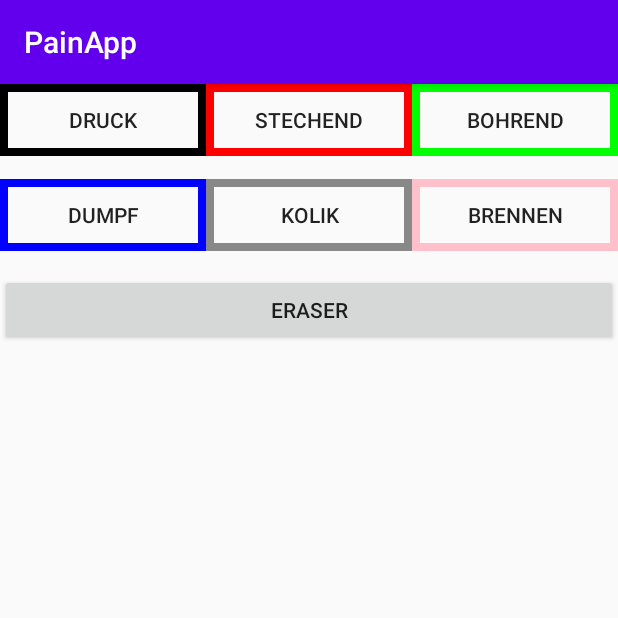
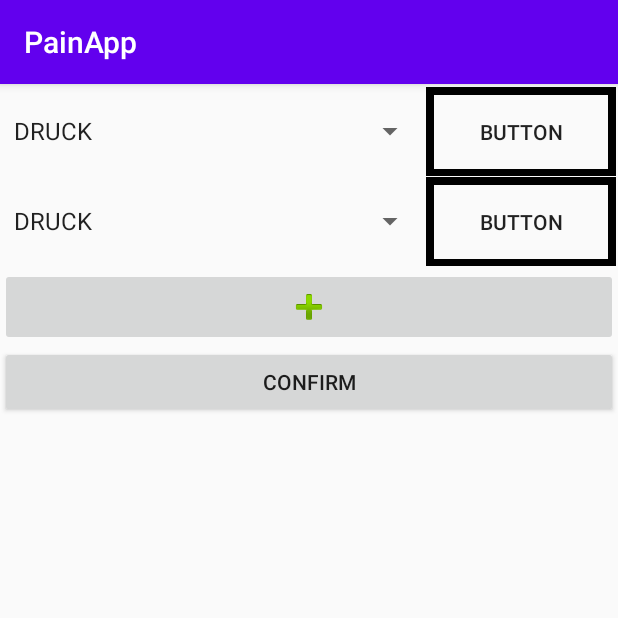
Before and after one commit to Wenfeng-Zhu/PainApp, an Android app: the screen it shows after launch (DrawActivity before the commit, PainTypeActivity after it), after a tap on "DRAW", on a phone screen of 412 x 824 dp, the top half of it. Run offline under Robolectric (Android 15) with nearby library versions, the phone set to English and light mode, and no system bars.

Commit message:
Added pain type selection interface; added zoom function according to screen size.

```diff
--- a/app/src/main/AndroidManifest.xml
+++ b/app/src/main/AndroidManifest.xml
@@ -20,6 +20,8 @@
                 <category android:name="android.intent.category.LAUNCHER" />
             </intent-filter>
         </activity>
+        <activity android:name="PainTypeActivity"/>
+
         <activity android:name=".DrawActivity" />
 
         <activity android:name=".FileSelect" />
--- a/app/src/main/java/com/example/painapp/Constant.java
+++ b/app/src/main/java/com/example/painapp/Constant.java
@@ -4,4 +4,5 @@ public class Constant {
     public static String filePath;
     public static boolean ifImport = false;
     public static int color;
+    public static float proportion;
 }
--- a/app/src/main/java/com/example/painapp/DrawActivity.java
+++ b/app/src/main/java/com/example/painapp/DrawActivity.java
@@ -9,11 +9,13 @@ import android.text.Layout;
 import android.view.Gravity;
 import android.view.MotionEvent;
 import android.view.View;
+import android.view.ViewGroup;
 import android.view.Window;
 import android.view.WindowManager;
 import android.widget.Button;
 import android.widget.ImageView;
 import android.widget.LinearLayout;
+import android.widget.ScrollView;
 
 import androidx.appcompat.app.AlertDialog;
 import androidx.appcompat.app.AppCompatActivity;
@@ -23,7 +25,7 @@ import java.io.File;
 public class DrawActivity extends AppCompatActivity {
 
 
-    private float proportion = (float) 1.2;
+    private float proportion = Constant.proportion;
     private int Pen = 1;
     private int Eraser = 2;
 
@@ -42,6 +44,7 @@ public class DrawActivity extends AppCompatActivity {
     }
 
     private void init() {
+        ScrollView scrollView = (ScrollView)findViewById(R.id.drawArea);
 
         LinearLayout layout = (LinearLayout) findViewById(R.id.root);
         final DrawView view = new DrawView(this);
@@ -103,6 +106,7 @@ public class DrawActivity extends AppCompatActivity {
             @Override
             public void onClick(View v) {
                 view.setMode(Eraser);
+
             }
         });
 
--- a/app/src/main/java/com/example/painapp/DrawView.java
+++ b/app/src/main/java/com/example/painapp/DrawView.java
@@ -54,7 +54,7 @@ public class DrawView extends View {
     public static final int ERASER = 2;
     private static final float TOUCH_TOLERANCE = 4;
 
-    private float proportion = (float) 1.2;
+    private float proportion = Constant.proportion;
 
     public DrawView(Context context) {
         super(context);
@@ -90,7 +90,9 @@ public class DrawView extends View {
         mPaint.setStrokeCap(Paint.Cap.ROUND);
         mPaint.setStrokeWidth(1);
 
-        Bitmap b = Bitmap.createBitmap(Math.round(827 * proportion), Math.round(1169 * proportion), Bitmap.Config.ARGB_8888);
+        Bitmap b = Bitmap.createBitmap(827, 1169, Bitmap.Config.ARGB_8888);
+        Bitmap b1 = zoom(b,proportion);
+        //mBitmap = b1;
 
         mCanvas = new Canvas(b);
 
@@ -116,7 +118,8 @@ public class DrawView extends View {
 
 
     protected void onDraw(Canvas canvas) {
-        //Bitmap bitmap = Bitmap.createBitmap(827, 1169, Bitmap.Config.ARGB_8888);
+        Bitmap bitmap = Bitmap.createBitmap(827, 1169, Bitmap.Config.ARGB_8888);
+        //mBitmap = zoom(bitmap,proportion);
 
         try {
             InputStream is = getResources().getAssets().open("original.json");
@@ -194,6 +197,7 @@ public class DrawView extends View {
 
         mPaint.setColor(paintColor);
         mPaint.setStrokeWidth(10);
+        //onSizeChanged(Math.round(827*proportion),Math.round(1169*proportion),827,1169);
 
 
         canvas.drawBitmap(mBitmap, 0, 0, mBitmapPaint);
@@ -294,8 +298,7 @@ public class DrawView extends View {
     private static Bitmap zoom(Bitmap bitmap, float proportion) {
         Matrix matrix = new Matrix();
         matrix.postScale(proportion, proportion); //长和宽放大缩小的比例
-        Bitmap resizeBitmap = Bitmap.createBitmap(bitmap, 0, 0, bitmap.getWidth(), bitmap.getHeight(), matrix, true);
-        return resizeBitmap;
+        return Bitmap.createBitmap(bitmap, 0, 0, bitmap.getWidth(), bitmap.getHeight(), matrix, true);
     }
 
 
--- a/app/src/main/java/com/example/painapp/FileSelect.java
+++ b/app/src/main/java/com/example/painapp/FileSelect.java
@@ -139,8 +139,8 @@ public class FileSelect extends AppCompatActivity {
                 Map<String, Object> listItem = new HashMap<String, Object>();
                 //如果当前File是文件夹，使用folder图标；否则使用file图标
                 if (files[i].isDirectory()) listItem.put("icon", R.drawable.icons_folder);//文件夹
-                    //else if(files[i].isFi)
-                else listItem.put("icon", R.drawable.icons_file);//文件
+                else
+                    listItem.put("icon", R.drawable.icons_file);//文件
                 listItem.put("fileName", files[i].getName());
                 //添加List项
                 listItems.add(listItem);
--- a/app/src/main/java/com/example/painapp/MainActivity.java
+++ b/app/src/main/java/com/example/painapp/MainActivity.java
@@ -4,6 +4,7 @@ import android.app.Activity;
 import android.content.Intent;
 import android.graphics.Color;
 import android.os.Bundle;
+import android.util.DisplayMetrics;
 import android.view.View;
 import android.widget.Button;
 import android.widget.TextView;
@@ -18,12 +19,18 @@ public class MainActivity extends Activity {
         super.onCreate(savedInstanceState);
         setContentView(R.layout.activity_main);
 
+        DisplayMetrics dm = getResources().getDisplayMetrics();
+        int screenWidth = dm.widthPixels;
+        int screenHeight = dm.heightPixels;
+        Constant.proportion = (float) (1200)/(float) (827);
+
+
         //Button pointing to Draw Page
         Button bt1 = (Button) findViewById(R.id.goToDraw);
         bt1.setOnClickListener(new Button.OnClickListener() {
             @Override
             public void onClick(View v) {
-                Intent intent = new Intent(MainActivity.this, DrawActivity.class);
+                Intent intent = new Intent(MainActivity.this, PainTypeActivity.class);
                 startActivity(intent);
             }
         });
--- /dev/null
+++ b/app/src/main/java/com/example/painapp/PainTypeActivity.java
@@ -0,0 +1,167 @@
+package com.example.painapp;
+
+import android.app.Activity;
+import android.content.Context;
+import android.content.Intent;
+import android.content.res.Resources;
+import android.graphics.Color;
+import android.graphics.drawable.Drawable;
+import android.graphics.drawable.GradientDrawable;
+import android.os.Bundle;
+import android.view.View;
+import android.view.ViewGroup;
+import android.widget.AdapterView;
+import android.widget.ArrayAdapter;
+import android.widget.Button;
+import android.widget.ImageButton;
+import android.widget.LinearLayout;
+import android.widget.Spinner;
+import android.widget.TextView;
+
+import androidx.appcompat.app.AppCompatActivity;
+import androidx.core.content.ContextCompat;
+import androidx.core.content.res.ResourcesCompat;
+
+import java.util.ArrayList;
+import java.util.HashMap;
+import java.util.Map;
+
+public class PainTypeActivity extends AppCompatActivity {
+
+    Context context = this;
+
+    private Spinner spinner_1 = null;
+    private Spinner spinner_2 = null;
+    private ArrayAdapter<String> arrayAdapter = null;
+
+    private String[] painType = null;
+    private static String[] painList = {"DRUCK", "STECHEND", "BOHREND", "DUMPF", "KOLIK", "BRENNEN"};
+    private int num = 2;
+
+    //private ArrayList<String> spinnerNames = new ArrayList<String>();
+    //private ArrayList<String> buttonNames = new ArrayList<String>();
+    //private String[] spinnerNames = {"spinner_3","spinner_4","spinner_5","spinner_6","spinner_7","spinner_8"};
+    //private String[] buttonNames = {"button_3","button_4","button_5","button_6","button_7","button_8"};
+
+
+    protected void onCreate(Bundle saveInstanceState) {
+        super.onCreate(saveInstanceState);
+        setContentView(R.layout.activity_paintype);
+        arrayAdapter = new ArrayAdapter<String>(this, android.R.layout.simple_spinner_item, painList);
+        final Button bt1 = (Button) findViewById(R.id.button_1);
+        spinner_1 = (Spinner) findViewById(R.id.spinner_1);
+        spinner_1.setAdapter(arrayAdapter);
+        spinner_1.setVisibility(View.VISIBLE);
+        spinner_1.setOnItemSelectedListener(new AdapterView.OnItemSelectedListener() {
+            @Override
+            public void onItemSelected(AdapterView<?> parent, View view, int position, long id) {
+                String string_1 = ((TextView) view).getText().toString();
+                setButtonColor(bt1, string_1);
+            }
+            @Override
+            public void onNothingSelected(AdapterView<?> parent) {
+            }
+        });
+
+        final Button bt2 = (Button) findViewById(R.id.button_2);
+        spinner_2 = (Spinner) findViewById(R.id.spinner_2);
+        spinner_2.setAdapter(arrayAdapter);
+        spinner_2.setVisibility(View.VISIBLE);
+        spinner_2.setOnItemSelectedListener(new AdapterView.OnItemSelectedListener() {
+            @Override
+            public void onItemSelected(AdapterView<?> parent, View view, int position, long id) {
+                String string_2 = ((TextView) view).getText().toString();
+                setButtonColor(bt2, string_2);
+            }
+            @Override
+            public void onNothingSelected(AdapterView<?> parent) {
+            }
+        });
+
+        ImageButton addButton = (ImageButton) findViewById(R.id.button_add);
+        addButton.setOnClickListener(new Button.OnClickListener() {
+            @Override
+            public void onClick(View v) {
+                addItem();
+            }
+        });
+
+        Button button_next = (Button)findViewById(R.id.button_next);
+        button_next.setOnClickListener(new Button.OnClickListener() {
+            @Override
+            public void onClick(View v) {
+                Intent intent = new Intent(PainTypeActivity.this, DrawActivity.class);
+                startActivity(intent);
+            }
+        });
+
+    }
+
+
+
+    protected void addItem(){
+        LinearLayout linearLayout = new LinearLayout(context);
+        Spinner spinner = new Spinner(context);
+        final Button button = new Button(context);
+        linearLayout.setOrientation(LinearLayout.HORIZONTAL);
+        linearLayout.setWeightSum(3);
+        LinearLayout.LayoutParams params_0 = new LinearLayout.LayoutParams(LinearLayout.LayoutParams.MATCH_PARENT,LinearLayout.LayoutParams.WRAP_CONTENT);
+        linearLayout.setLayoutParams(params_0);
+        int width_1 = getResources().getDimensionPixelSize(R.dimen.spinnerWidth);
+        int height_1 = getResources().getDimensionPixelSize(R.dimen.spinnerHeight);
+        LinearLayout.LayoutParams params_1 = new LinearLayout.LayoutParams(width_1, height_1,2.0f);
+        spinner.setLayoutParams(params_1);
+        int width_2 = getResources().getDimensionPixelSize(R.dimen.buttonWidth);
+        int height_2 = getResources().getDimensionPixelSize(R.dimen.buttonHeight);
+        LinearLayout.LayoutParams params_2 = new LinearLayout.LayoutParams(width_2, height_2,1.0f);
+        button.setLayoutParams(params_2);
+        LinearLayout layout = (LinearLayout)findViewById(R.id.AllListLayout);
+        layout.addView(linearLayout);
+        linearLayout.addView(spinner);
+        linearLayout.addView(button);
+        dropBoxButton(spinner,button);
+    }
+
+    protected void dropBoxButton(Spinner spinner, final Button button){
+        //adapter的下拉列表风格
+        arrayAdapter.setDropDownViewResource(android.R.layout.simple_spinner_dropdown_item);
+        spinner.setAdapter(arrayAdapter);
+        spinner.setVisibility(View.VISIBLE);
+        spinner.setOnItemSelectedListener(new AdapterView.OnItemSelectedListener() {
+            @Override
+            public void onItemSelected(AdapterView<?> parent, View view, int position, long id) {
+                String string_1 = ((TextView) view).getText().toString();
+                setButtonColor(button, string_1);
+            }
+            @Override
+            public void onNothingSelected(AdapterView<?> parent) {
+            }
+        });
+    }
+
+    protected void setButtonColor(Button button, String string) {
+        switch (string) {
+            case "DRUCK":
+                button.setBackground(ResourcesCompat.getDrawable(getResources(), R.drawable.button_druck, null));
+                break;
+            case "BOHREND":
+                button.setBackground(ResourcesCompat.getDrawable(getResources(), R.drawable.button_bohrend, null));
+                break;
+            case "BRENNEN":
+                button.setBackground(ResourcesCompat.getDrawable(getResources(), R.drawable.button_brennen, null));
+                break;
+            case "DUMPF":
+                button.setBackground(ResourcesCompat.getDrawable(getResources(), R.drawable.button_dumpf, null));
+                break;
+            case "KOLIK":
+                button.setBackground(ResourcesCompat.getDrawable(getResources(), R.drawable.button_kolik, null));
+                break;
+            case "STECHEND":
+                button.setBackground(ResourcesCompat.getDrawable(getResources(), R.drawable.button_stechend, null));
+                break;
+        }
+
+    }
+
+
+}
--- /dev/null
+++ b/app/src/main/res/layout/activity_paintype.xml
@@ -0,0 +1,82 @@
+<?xml version="1.0" encoding="utf-8"?>
+<androidx.constraintlayout.widget.ConstraintLayout
+    xmlns:android="http://schemas.android.com/apk/res/android"
+    xmlns:app="http://schemas.android.com/apk/res-auto"
+    xmlns:tools="http://schemas.android.com/tools"
+    android:layout_width="match_parent"
+    android:layout_height="match_parent">
+
+    <LinearLayout
+        android:layout_width="match_parent"
+        android:layout_height="match_parent"
+        android:orientation="vertical">
+
+        <LinearLayout
+            android:id="@+id/AllListLayout"
+            android:layout_width="match_parent"
+            android:layout_height="wrap_content"
+            android:layout_marginStart="1dp"
+            android:layout_marginLeft="1dp"
+            android:layout_marginTop="1dp"
+            android:layout_marginEnd="1dp"
+            android:layout_marginRight="1dp"
+            android:layout_marginBottom="1dp"
+            android:orientation="vertical">
+
+            <LinearLayout
+                android:id="@+id/SpinnerList_1"
+                android:layout_width="match_parent"
+                android:layout_height="wrap_content"
+                android:orientation="horizontal">
+
+                <Spinner
+                    android:id="@+id/spinner_1"
+                    android:layout_width="170dp"
+                    android:layout_height="60dp"
+                    android:layout_weight="2" />
+
+                <Button
+                    android:id="@+id/button_1"
+                    android:layout_width="70dp"
+                    android:layout_height="60dp"
+                    android:layout_weight="1"
+                    android:text="Button" />
+
+            </LinearLayout>
+
+            <LinearLayout
+                android:id="@+id/SpinnerList_2"
+                android:layout_width="match_parent"
+                android:layout_height="match_parent"
+                android:orientation="horizontal">
+
+                <Spinner
+                    android:id="@+id/spinner_2"
+                    android:layout_width="170dp"
+                    android:layout_height="60dp"
+                    android:layout_weight="2" />
+
+                <Button
+                    android:id="@+id/button_2"
+                    android:layout_width="70dp"
+                    android:layout_height="60dp"
+                    android:layout_weight="1"
+                    android:text="Button" />
+            </LinearLayout>
+        </LinearLayout>
+
+        <ImageButton
+            android:id="@+id/button_add"
+            android:layout_width="match_parent"
+            android:layout_height="wrap_content"
+            app:srcCompat="@android:drawable/ic_input_add" />
+
+        <Button
+            android:id="@+id/button_next"
+            android:layout_width="match_parent"
+            android:layout_height="wrap_content"
+            android:text="Confirm" />
+
+    </LinearLayout>
+
+</androidx.constraintlayout.widget.ConstraintLayout>
--- /dev/null
+++ b/app/src/main/res/values/dimens.xml
@@ -0,0 +1,7 @@
+<?xml version="1.0" encoding="utf-8"?>
+<resources>
+    <dimen name="spinnerWidth">170dp</dimen>
+    <dimen name="spinnerHeight">60dp</dimen>
+    <dimen name="buttonWidth">70dp</dimen>
+    <dimen name="buttonHeight">60dp</dimen>
+</resources>
```
Also changed, not shown: app/src/main/res/drawable/round_button.xml (added, +12 -0 lines), app/src/main/res/layout/activity_draw.xml (+23 -7 lines), app/src/main/res/layout/activity_warning.xml (deleted, +0 -31 lines).
